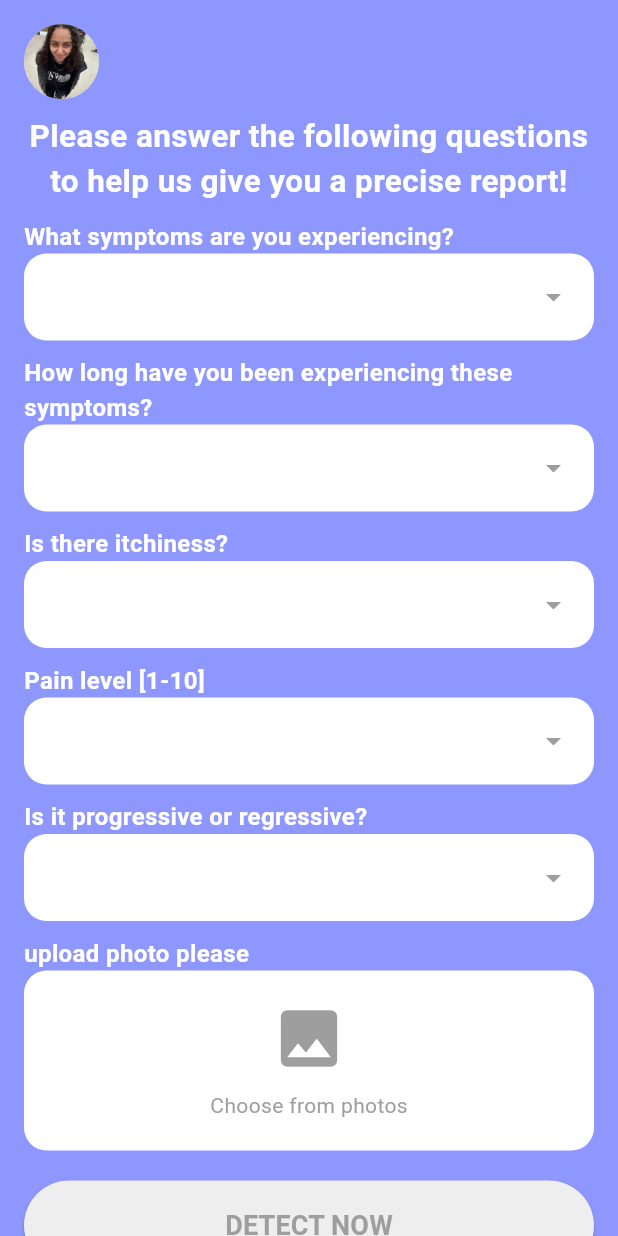
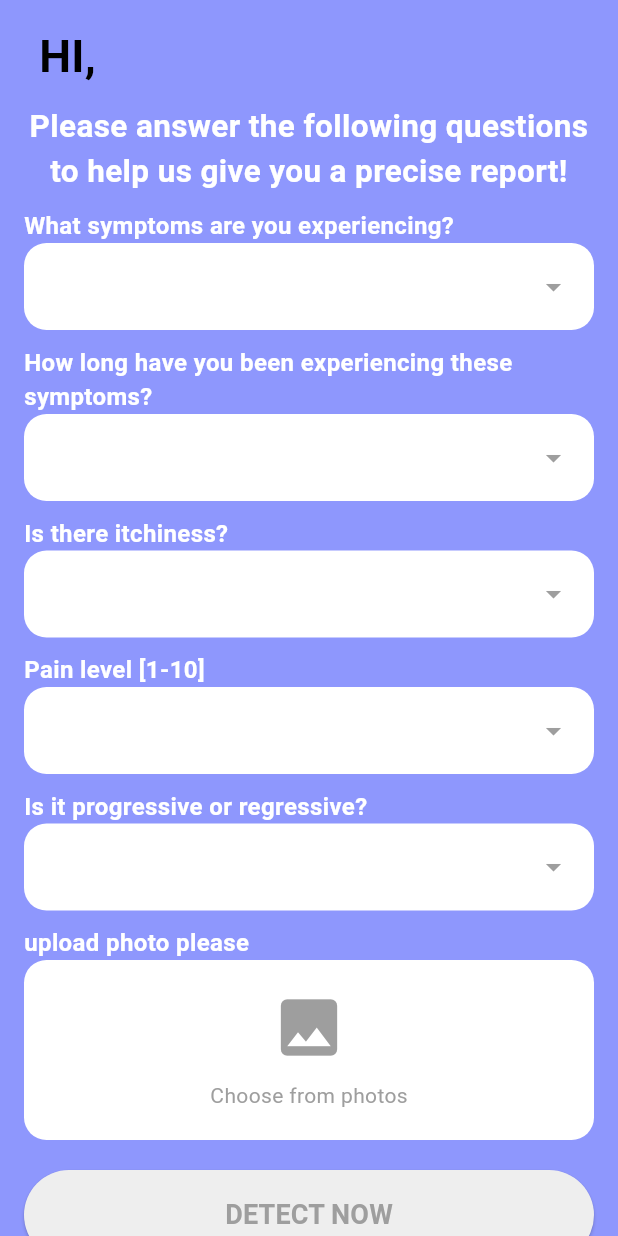
Before and after one commit to elsheikh33/derma_scan, a Flutter app: the DetectPage screen opened by its route, on a phone screen of 412 x 824 dp. Run offline on Flutter 3.47's test engine with Material 3 defaults, Android fonts, the phone set to English and light mode, and no system bars; our stand-ins replace animated_text_kit, cloud_firestore, connectivity_plus, firebase_auth, firebase_core, fluttertoast and 2 more; accounts and stored records are empty.

Commit message:
katabt fe Detect_page.dart)

```diff
--- a/lib/config/Provider/auth_provider.dart
+++ b/lib/config/Provider/auth_provider.dart
@@ -93,7 +93,7 @@ class AuthProvider extends ChangeNotifier {
       if (_user != null) {
         await fetchUserDetails();
         if (_userDetails != null) {
-          if (_userDetails!.skinType != null && _userDetails!.allergies != null ) {
+          if (_userDetails!.skinType!.isNotEmpty  && _userDetails!.allergies!.isNotEmpty ) {
             Navigator.pushNamed(context, MainPage.id);
           } else {
             Navigator.pushNamed(context, WelcomePage.id);
--- a/lib/screens/Detect_page.dart
+++ b/lib/screens/Detect_page.dart
@@ -47,16 +47,16 @@ class _DetectPageState extends State<DetectPage> {
 
               Row(
                 children: [
-                  CircleAvatar(
-                    backgroundImage: AssetImage('assets/profilePicS.png'), // Add this asset
-                    radius: 25,
-                  ),
+                  // CircleAvatar(
+                  //   backgroundImage: AssetImage('assets/profilePicS.png'), // Add this asset
+                  //   radius: 25,
+                  // ),
                   SizedBox(width: 10),
                   Text(
-                    '$username',
+                    'HI, $username ',
                     style: TextStyle(
-                      color: Colors.white,
-                      fontSize: 20,
+                      color: Colors.black,
+                      fontSize: 30,
                       fontWeight: FontWeight.bold,
                     ),
                   ),
--- a/lib/screens/Signup_page.dart
+++ b/lib/screens/Signup_page.dart
@@ -145,7 +145,7 @@ class _SignupPageState extends State<SignupPage> {
                             userName: userController.text.trim(),
                           );
 
-                          Navigator.pushNamed(context, WelcomePage.id);
+                         // Navigator.pushNamed(context, WelcomePage.id);
                           emailController.clear();
                           passController.clear();
                           dateController.clear();
--- a/lib/screens/Welcome_page.dart
+++ b/lib/screens/Welcome_page.dart
@@ -50,6 +50,8 @@ class _WelcomePageState extends State<WelcomePage> {
                               color: Colors.white, fontWeight: FontWeight.bold),
                         ),
                         onTap: () {
+                          selectedSkinType ="none";
+                          selectedAllergies = "none ";
                           Navigator.pushReplacementNamed(context, MainPage.id);
                         },
                       )
--- a/pubspec.yaml
+++ b/pubspec.yaml
@@ -51,11 +51,10 @@ dev_dependencies:
   flutter_launcher_icons: ^0.14.3
   flutter_test:
     sdk: flutter
-
 flutter_icons:
   android: true
   ios: true
-  image_path: "assets/icon/app_icon.png"  # Path to your icon
+  image_path: "assets/appIcon.png"
   # The "flutter_lints" package below contains a set of recommended lints to
   # encourage good coding practices. The lint set provided by the package is
   # activated in the `analysis_options.yaml` file located at the root of your
```
Also changed, not shown: lib/screens/Profile_page.dart (+15 -8 lines), lib/screens/Splash_screen.dart (+4 -4 lines), pubspec.lock.
